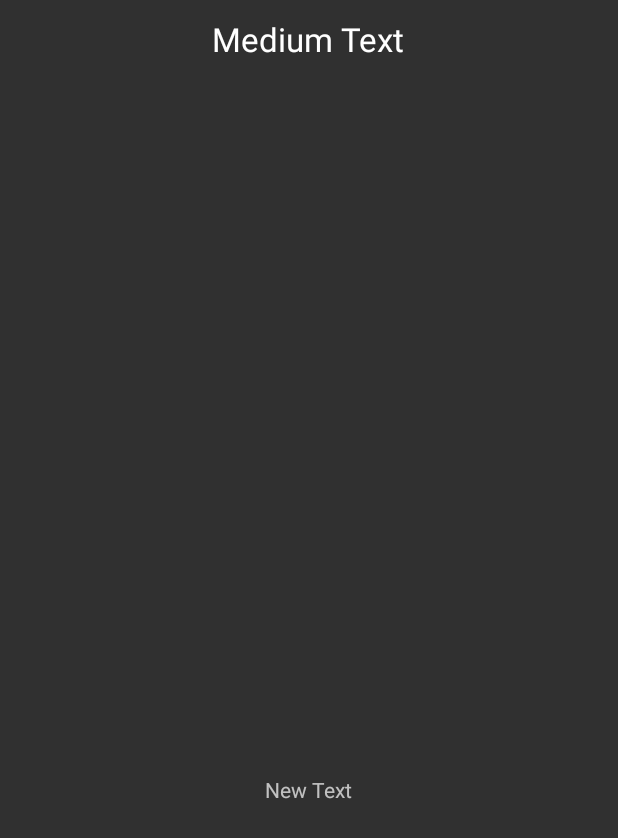
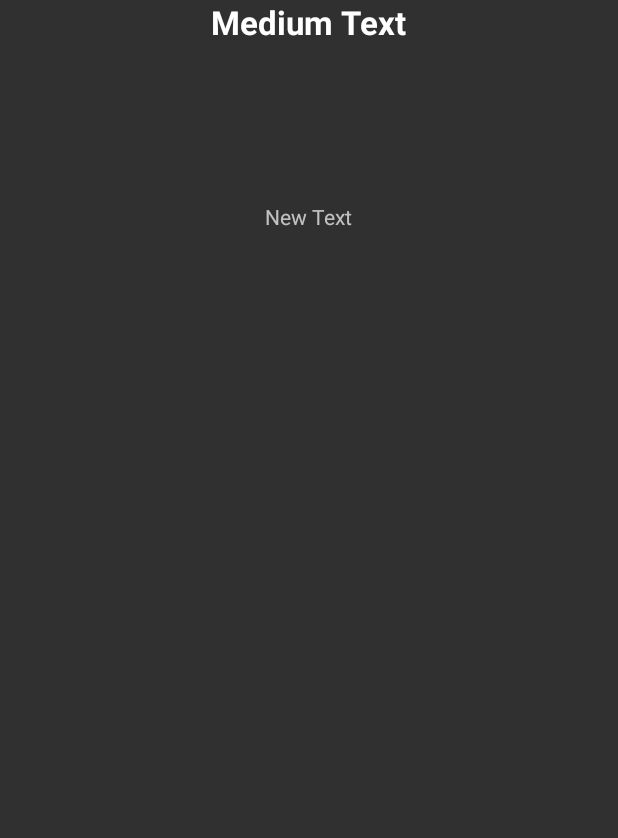
Before and after one commit to aman23091998/core_app, an Android app: the fragment DynamicEventsPage shown on its own in the app's theme, on a phone screen of 412 x 824 dp. Shown: the top 838 px of the screen. Run offline under Robolectric (Android 15) with nearby library versions, the phone set to English and light mode, and no system bars; 3 statements that could not run were skipped.

Commit message:
Action on Back Button Implemented Scroll Bar added to DynamicEventsPage Desc. regarding Cryptic Marathon Set as an example.

```diff
--- a/app/build.gradle
+++ b/app/build.gradle
@@ -22,7 +22,8 @@ android {
 dependencies {
     compile fileTree(dir: 'libs', include: ['*.jar'])
     compile 'com.android.support:appcompat-v7:23.0.1'
-    compile 'com.android.support:recyclerview-v7:22.0.0'
+    compile 'com.android.support:recyclerview-v7:23.0.0+'
     compile 'com.jakewharton:butterknife:7.0.1'
+    compile 'com.android.support:cardview-v7:23.0.+'
 
 }
--- a/app/src/main/java/us/coreis/core/MainActivity.java
+++ b/app/src/main/java/us/coreis/core/MainActivity.java
@@ -44,6 +44,8 @@ public class MainActivity extends AppCompatActivity {
         drawerRecyclerView.setAdapter(drawerAdapter);
         drawerRecyclerView.hasFixedSize();
         drawerRecyclerView.setLayoutManager(new LinearLayoutManager(this));
+
+
         drawerSwitch();                        //DrawerToggle
 
         //Add the Very First i.e Home Fragment to the Container
--- a/app/src/main/res/layout/dynamic_events_page.xml
+++ b/app/src/main/res/layout/dynamic_events_page.xml
@@ -1,35 +1,47 @@
 <?xml version="1.0" encoding="utf-8"?>
+<ScrollView xmlns:android="http://schemas.android.com/apk/res/android"
+    android:layout_width="match_parent"
+    android:layout_height="match_parent">
+
     <LinearLayout xmlns:android="http://schemas.android.com/apk/res/android"
-    android:orientation="vertical" android:layout_width="match_parent"
+        android:layout_width="match_parent"
         android:layout_height="match_parent"
-    android:weightSum="1"
-    android:scrollbars="vertical">
+        android:orientation="vertical"
+        android:scrollbars="vertical"
+        android:weightSum="1">
 
         <TextView
+            android:id="@+id/eventName"
             android:layout_width="wrap_content"
             android:layout_height="wrap_content"
+            android:layout_gravity="center_horizontal"
+            android:layout_weight="0.03"
+            android:gravity="center"
+            android:text="Medium Text"
             android:textAppearance="?android:attr/textAppearanceLarge"
-        android:text="Medium Text"
-        android:id="@+id/textView"
-        android:layout_weight="0.03"
-        android:layout_gravity="center_horizontal"
-        android:gravity="center"/>
+            android:textStyle="bold"/>
 
         <ImageView
-        android:layout_width="228dp"
+            android:id="@+id/eventIcon"
+            android:layout_width="wrap_content"
             android:layout_height="wrap_content"
-        android:id="@+id/imageView"
+            android:layout_gravity="center_horizontal"
             android:layout_weight="0.40"
-        android:layout_gravity="center_horizontal"
-        android:gravity="center"/>
+            android:gravity="center"
+            android:paddingBottom="25dp"
+            android:paddingTop="40dp" />
 
         <TextView
+            android:id="@+id/eventDesc"
             android:layout_width="wrap_content"
             android:layout_height="wrap_content"
-        android:text="New Text"
-        android:id="@+id/textViewdesc"
+            android:layout_gravity="center_horizontal"
             android:layout_weight="0.40"
-        android:layout_gravity="center_horizontal"
-        android:gravity="center"/>
+            android:gravity="center"
+            android:paddingBottom="40dp"
+            android:paddingTop="40dp"
+            android:text="New Text" />
 
     </LinearLayout>
+
+</ScrollView>
--- a/app/src/main/res/values/strings.xml
+++ b/app/src/main/res/values/strings.xml
@@ -50,7 +50,9 @@
         <item>Web Designing</item>
     </string-array>
     <string-array name="event_desc_stack">
-        <item>Cryptic Marathon</item>
+        <item><![CDATA[
+        It’s a race for answers. Oh, and it’s cryptic.<p><b>Participants:</b> Team event (all participants for all other events).<p><b>Eligibility: </b>Open.
+        ]]></item>
         <item>Crossword</item>
         <item>Digital Imaging</item>
         <item>enCOЯE</item>
```
Also changed, not shown: app/src/main/java/us/coreis/core/DrawerAdapter.java (+6 -1 lines), app/src/main/java/us/coreis/core/DynamicEventsPage.java (+4 -4 lines), app/src/main/java/us/coreis/core/EventsFragment.java (+5 -5 lines), 1 other file. Lines whose indentation alone changed are shown as unchanged.
